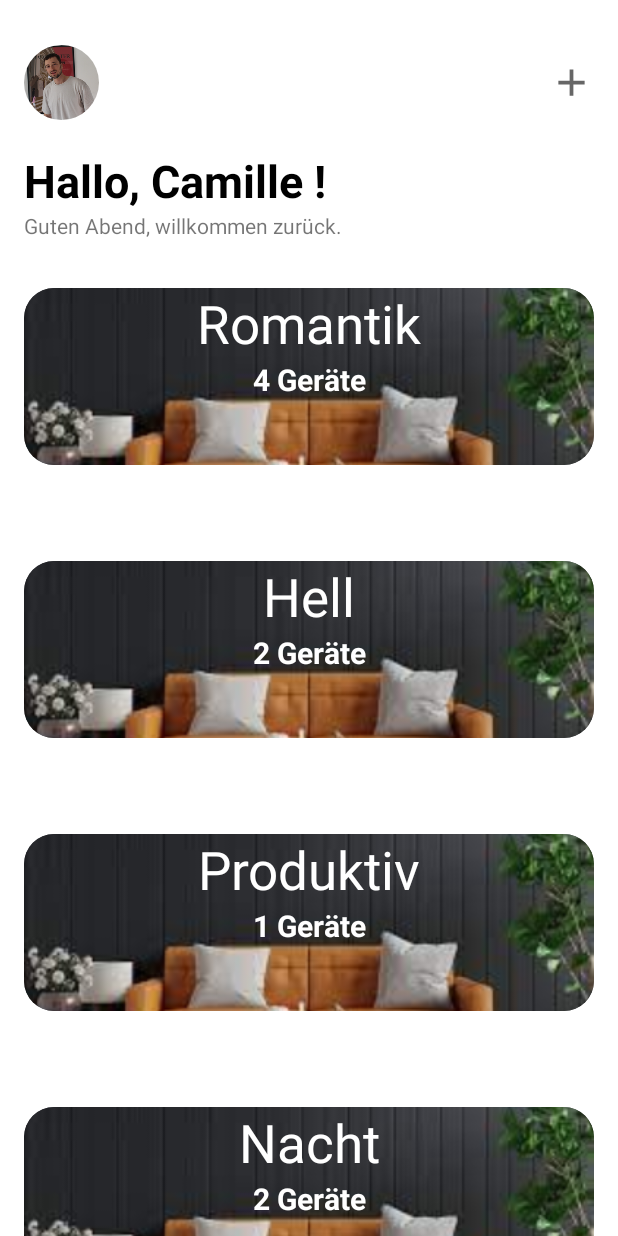
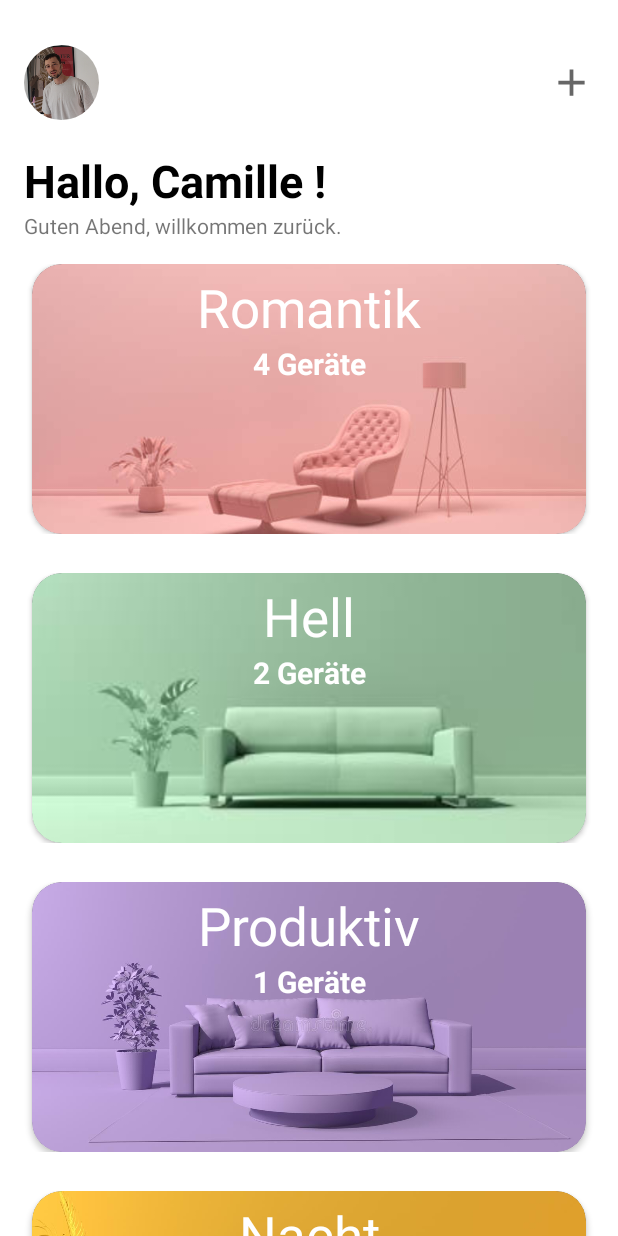
Before and after one commit to camillemarius/HA__SmartHome_APP, an Android app: the screen it shows after launch (MainActivity), on a phone screen of 412 x 824 dp. Run offline under Robolectric (Android 15) with nearby library versions, the light colour scheme and no system bars; plain views replace CircularImageView.

Commit message:
added rounded theme image

```diff
--- a/app/build.gradle
+++ b/app/build.gradle
@@ -49,6 +49,4 @@ dependencies {
     // round ImageView
     implementation 'de.hdodenhof:circleimageview:3.1.0'
     implementation 'com.mikhaellopez:circularimageview:4.3.0'
-
-
 }
--- a/app/src/main/java/com/example/helloworld/MainActivity.java
+++ b/app/src/main/java/com/example/helloworld/MainActivity.java
@@ -39,23 +39,23 @@ public class MainActivity extends AppCompatActivity implements RV_scene_adapter.
 
         ArrayList<RV_scene_data> scene_list = new ArrayList<>();
         RV_scene_data scene_item = new RV_scene_data(
-            "Romantik","4 Geräte",ContextCompat.getDrawable(this,R.drawable.rose));
+            "Romantik","4 Geräte",ContextCompat.getDrawable(this,R.drawable.theme_chill_2));
         scene_list.add(scene_item);
 
         scene_item = new RV_scene_data(
-            "Hell","2 Geräte", ContextCompat.getDrawable(this,R.drawable.sun));
+            "Hell","2 Geräte", ContextCompat.getDrawable(this,R.drawable.theme_night_2));
         scene_list.add(scene_item);
 
         scene_item = new RV_scene_data(
-            "Produktiv","1 Geräte", ContextCompat.getDrawable(this,R.drawable.rose));
+            "Produktiv","1 Geräte", ContextCompat.getDrawable(this,R.drawable.theme_romantic_2));
         scene_list.add(scene_item);
 
         scene_item = new RV_scene_data(
-            "Nacht","2 Geräte", ContextCompat.getDrawable(this,R.drawable.mond));
+            "Nacht","2 Geräte", ContextCompat.getDrawable(this,R.drawable.theme_sonnenuntergang_2));
         scene_list.add(scene_item);
 
         scene_item = new RV_scene_data(
-            "Sonnenuntergang","1 Gerät", ContextCompat.getDrawable(this,R.drawable.mond));
+            "Sonnenuntergang","1 Gerät", ContextCompat.getDrawable(this,R.drawable.theme_sonnenuntergang));
         scene_list.add(scene_item);
 
         //----------------------------------------------------------------------------------------//
--- a/app/src/main/java/com/example/helloworld/recycler_view/RV_controll_menu_adapter.java
+++ b/app/src/main/java/com/example/helloworld/recycler_view/RV_controll_menu_adapter.java
@@ -1,6 +1,7 @@
 package com.example.helloworld.recycler_view;
 
 import android.content.Context;
+import android.graphics.Color;
 import android.view.LayoutInflater;
 import android.view.View;
 import android.view.ViewGroup;
@@ -71,7 +72,7 @@ public class RV_controll_menu_adapter extends RecyclerView.Adapter<RV_controll_m
             holder.item_deckenlampe.setBackgroundResource(R.drawable.bg_lamp_menu_blue);
         }
         else {
-            holder.item_deckenlampe.setBackgroundResource(R.drawable.bg_lamp_menu_white);
+            holder.item_deckenlampe.setBackgroundResource(0);
         }
         int paddingDp = 10;
         float density = context.getResources().getDisplayMetrics().density;
--- a/app/src/main/java/com/example/helloworld/recycler_view/RV_scene_adapter.java
+++ b/app/src/main/java/com/example/helloworld/recycler_view/RV_scene_adapter.java
@@ -31,14 +31,14 @@ public class RV_scene_adapter extends RecyclerView.Adapter<RV_scene_adapter.View
     }
     public class ViewHolder extends RecyclerView.ViewHolder {
         ConstraintLayout item_scene;
-        ImageView imageView_scene_icon;
+        ImageView imageView_scene_image;
         TextView textView_scene_title;
         TextView textView_scene_device_cnt;
 
         public ViewHolder(@NonNull View itemView) {
             super(itemView);
             item_scene = itemView.findViewById(R.id.item_scene);
-            //imageView_scene_icon = itemView.findViewById(R.id.imageView_scene_icon);
+            imageView_scene_image = itemView.findViewById(R.id.imageView_scene_image);
             textView_scene_title = itemView.findViewById(R.id.textView_scene_title);
             textView_scene_device_cnt = itemView.findViewById(R.id.textView_scene_device_cnt);
         }
@@ -66,7 +66,7 @@ public class RV_scene_adapter extends RecyclerView.Adapter<RV_scene_adapter.View
 
         holder.textView_scene_title.setText(list_items.get(position).scene_title);
         holder.textView_scene_device_cnt.setText(list_items.get(position).scene_device_cnt);
-        //holder.imageView_scene_icon.setImageDrawable(list_items.get(position).drawable_icon);
+        holder.imageView_scene_image.setImageDrawable(list_items.get(position).drawable_icon);
     }
 
     @Override
--- a/app/src/main/res/layout/rv_item_scene.xml
+++ b/app/src/main/res/layout/rv_item_scene.xml
@@ -1,33 +1,66 @@
 <?xml version="1.0" encoding="utf-8"?>
-<androidx.constraintlayout.widget.ConstraintLayout
-    xmlns:android="http://schemas.android.com/apk/res/android"
+<androidx.constraintlayout.widget.ConstraintLayout xmlns:android="http://schemas.android.com/apk/res/android"
     xmlns:app="http://schemas.android.com/apk/res-auto"
 
     xmlns:tools="http://schemas.android.com/tools"
     android:id="@+id/item_scene"
     android:layout_width="match_parent"
-    android:layout_height="150dp"
-    android:orientation="vertical"
-    android:padding="16dp"
+    android:layout_height="180dp"
+    android:layout_marginTop="16dp"
+    android:layout_marginHorizontal="16dp"
+    android:layout_marginBottom="10dp"
     android:clipToOutline="true"
-    android:layout_marginVertical="16dp"
-    android:layout_marginBottom="10dp">
+    android:orientation="vertical">
+
+    <androidx.cardview.widget.CardView
+        android:layout_width="match_parent"
+        android:layout_height="wrap_content"
+        android:layout_margin="5dp"
+        android:elevation="10dp"
+        app:cardCornerRadius="20dp"
+        app:layout_constraintBottom_toBottomOf="parent"
+        app:layout_constraintEnd_toEndOf="parent"
+        app:layout_constraintStart_toStartOf="parent"
+        app:layout_constraintTop_toTopOf="parent">
+
+        <RelativeLayout
+            android:layout_width="match_parent"
+            android:layout_height="match_parent">
 
             <ImageView
+                android:id="@+id/imageView_scene_image"
                 android:layout_width="match_parent"
                 android:layout_height="match_parent"
 
                 android:background="@drawable/bg_themes_rounded"
-        android:src="@drawable/theme_chill"
                 android:clipToOutline="true"
                 android:scaleType="centerCrop"
+                android:src="@drawable/theme_night_2" />
 
-        app:layout_constraintBottom_toBottomOf="parent"
-        app:layout_constraintEnd_toEndOf="parent"
-        app:layout_constraintStart_toStartOf="parent"
-        app:layout_constraintTop_toTopOf="parent" />
+            <TextView
+                android:id="@+id/textView_scene_title"
+                android:layout_width="match_parent"
+                android:layout_height="wrap_content"
+                android:layout_marginTop="5dp"
+                android:gravity="center"
+                android:text="Romantik"
+                android:textColor="@color/white"
+                android:textSize="35sp" />
+
+            <TextView
+                android:id="@+id/textView_scene_device_cnt"
+                android:layout_width="match_parent"
+                android:layout_height="wrap_content"
+                android:layout_below="@+id/textView_scene_title"
+                android:gravity="center"
+                android:text="4 Geräte"
+                android:textColor="@color/white"
+                android:textSize="20sp"
+                android:textStyle="bold" />
 
 
+        </RelativeLayout>
+    </androidx.cardview.widget.CardView>
 
 
     <!--<ImageView
@@ -39,27 +72,5 @@
         app:layout_constraintBottom_toBottomOf="parent"
         app:layout_constraintStart_toStartOf="parent"
         app:layout_constraintTop_toTopOf="parent" /> -->
-          <TextView
-            android:id="@+id/textView_scene_title"
-            android:layout_width="match_parent"
-            android:layout_height="wrap_content"
-            android:gravity="center"
-            android:text="Romantik"
-            android:textColor="@color/white"
-            android:textSize="35sp"
-            app:layout_constraintStart_toStartOf="parent"
-            app:layout_constraintTop_toTopOf="parent" />
-
-        <TextView
-            android:id="@+id/textView_scene_device_cnt"
-            android:layout_width="match_parent"
-            android:layout_height="wrap_content"
-            android:gravity="center"
-            android:text="4 Geräte"
-            android:textColor="@color/white"
-            android:textSize="20sp"
-            android:textStyle="bold"
-            app:layout_constraintTop_toBottomOf="@+id/textView_scene_title"
-            tools:layout_editor_absoluteX="10dp" />
 
 </androidx.constraintlayout.widget.ConstraintLayout>
```
Also changed, not shown: app/src/main/res/drawable/theme_chill_2.png (added), app/src/main/res/drawable/theme_night.png (added), app/src/main/res/drawable/theme_night_2.png (added), app/src/main/res/drawable/theme_romantic.png (added), app/src/main/res/drawable/theme_romantic_2.png (added), app/src/main/res/drawable/theme_sonnenuntergang.png (added), app/src/main/res/drawable/theme_sonnenuntergang_2.png (added), 4 other files. Lines whose indentation alone changed are shown as unchanged.
